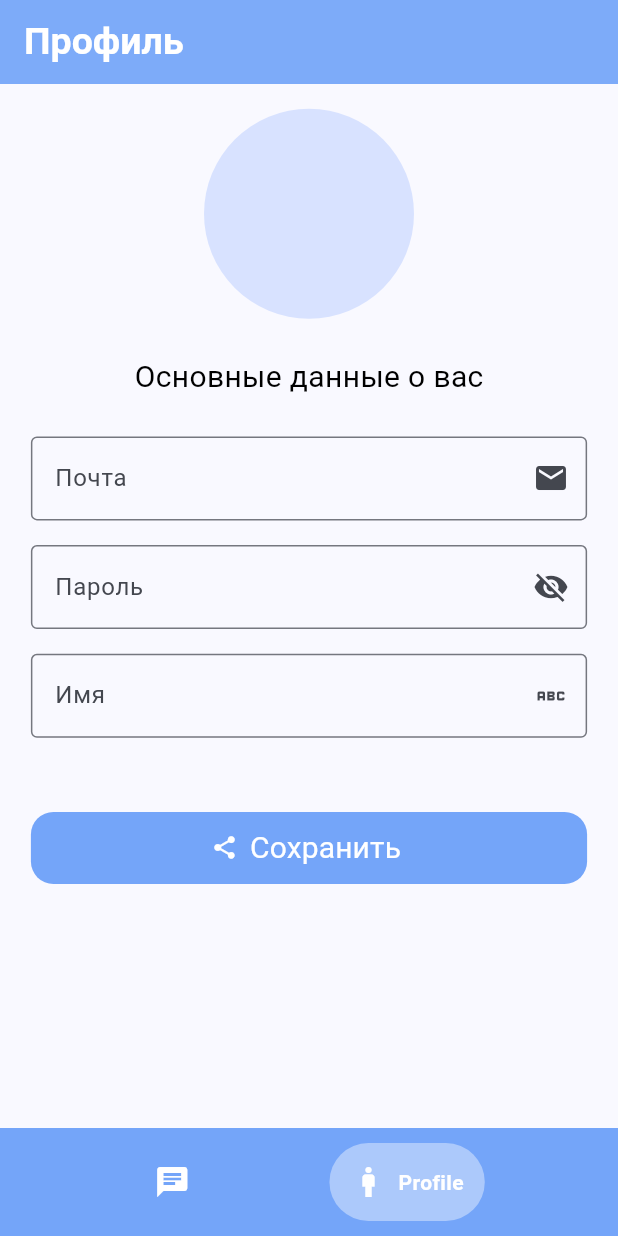
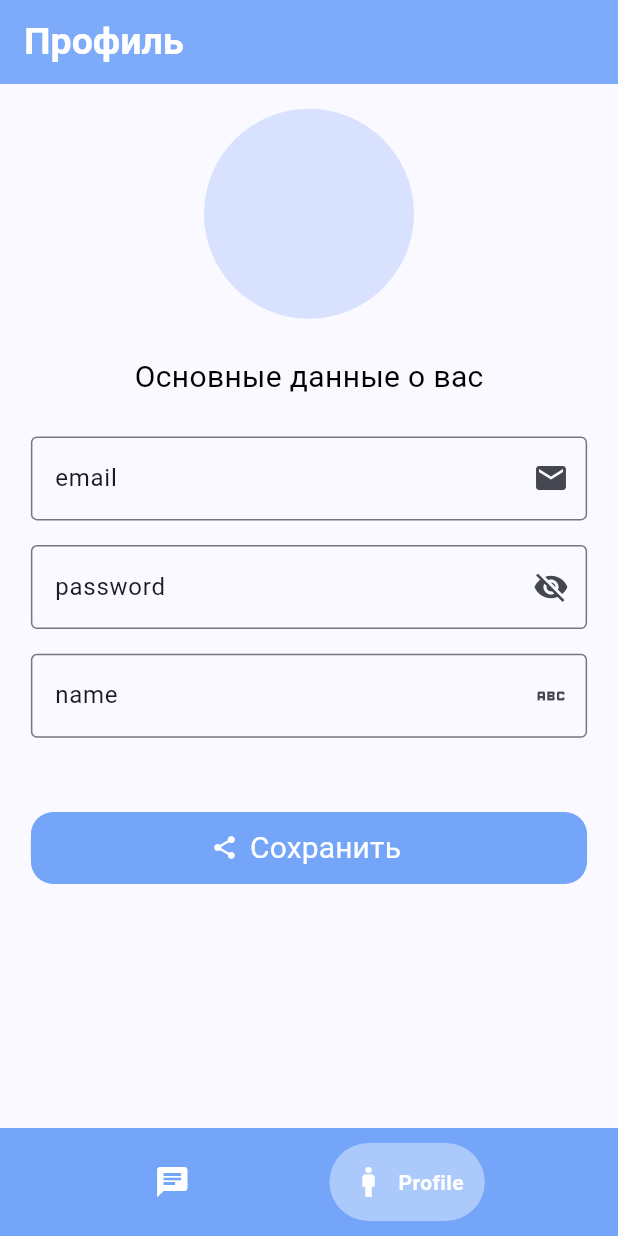
Before and after one commit to Bopleromn/chat_flutter, a Flutter app: the NavigationBar screen opened by its route, item 2 of the bottom bar chosen, on a phone screen of 412 x 824 dp. Run offline on Flutter 3.47's test engine with Material 3 defaults, Android fonts, the light colour scheme and no system bars; drawn by our look-alikes of google_nav_bar; our stand-ins replace dio, dropdown_button2, flutter_bloc, get_it, shared_preferences, sizer; accounts and stored records are empty; network calls fail; statements that could not run were skipped.

Commit message:
pls fix this ,brooooooo

```diff
--- a/lib/authentication/models/user_model.dart
+++ b/lib/authentication/models/user_model.dart
@@ -7,9 +7,9 @@ import 'package:dio/dio.dart';
 import '../../core/globals.dart' as globals;
 
 class UserModel{
-  late String email;
-  late String password;
-  late String name;
+  String email = 'email';
+  String password = 'password';
+  String name = 'name';
   late int id;
   late String verificationCode;
 
--- a/lib/chats/widgets/user_list_widget.dart
+++ b/lib/chats/widgets/user_list_widget.dart
@@ -31,7 +31,6 @@ Widget users_list_widget(BuildContext context, int index){
             Expanded(child: Container(),flex: 5,),
             Expanded(child: CircleAvatar(
               radius: 35,
-              backgroundImage: AssetImage('assets/manimage.png'),
             ),flex: 20,),
             Expanded(child: Container(),flex: 3,),
             Expanded(child: Container(
--- a/lib/navigation/navigation_bar.dart
+++ b/lib/navigation/navigation_bar.dart
@@ -1,3 +1,4 @@
+import 'package:authentication/authentication/models/user_model.dart';
 import 'package:authentication/chats/screens/chats_screen.dart';
 import 'package:authentication/profile/profile_screen.dart';
 import 'package:flutter/cupertino.dart';
@@ -12,8 +13,15 @@ class NavigationBar extends StatefulWidget {
 }
 
 class _NavigationBarState extends State<NavigationBar> {
+  UserModel model = UserModel();
     int _selectedIndex = 0;
     PageController _pageController = PageController();
+        @override
+    void initState() {
+      if(model.email != 'email' && model.email != null){
+              super.initState();
+      }
+    }
   @override
   Widget build(BuildContext context) {
     return Scaffold(
@@ -22,7 +30,7 @@ class _NavigationBarState extends State<NavigationBar> {
         controller: _pageController,
         children: [
           ChatsScreen(),
-          ProfileScreen()
+          ProfileScreen(email: model.email, password: model.password, username: model.name,)
         ],
       ),
       bottomNavigationBar: Container(
--- a/lib/profile/extensions/extension_profile_screen.dart
+++ b/lib/profile/extensions/extension_profile_screen.dart
@@ -1,9 +1,23 @@
 part of '../profile_screen.dart';
 
 extension on _ProfileScreenState{
-  void SetAllInformation (){
-    emailcontroller.text = model.email;
-    passwordlcontroller.text  = model.password;
-    namecontroller.text = model.name;
+  void GetAllInfo (){
+    setState(() {
+    emailcontroller.text = email;
+    passwordlcontroller.text  = password;
+    namecontroller.text = name;
+    });
+  }
+    void updatePasswordVisibility(){
+    if(passwordVisible == true){
+      passwordVisible = false;
+    }
+    else{
+      passwordVisible = true;
+    }
+
+    setState(() {
+      passwordVisible;
+    });
   }
 }
--- a/lib/profile/profile_screen.dart
+++ b/lib/profile/profile_screen.dart
@@ -8,18 +8,33 @@ import 'package:sizer/sizer.dart';
 part 'extensions/extension_profile_screen.dart';
 class ProfileScreen extends StatefulWidget {
 
-  const ProfileScreen({super.key});
-
   @override
-  State<ProfileScreen> createState() => _ProfileScreenState();
+  State<ProfileScreen> createState() => _ProfileScreenState(email: email,
+  password:  password, name: username);
+  late String username;
+  late String password;
+  late String email;
+  ProfileScreen(
+    {
+      required this.email,
+      required this.password,
+      required this.username
+    }
+  );
 }
 
 class _ProfileScreenState extends State<ProfileScreen> {
+  _ProfileScreenState({required this.email,required this.password,required this.name});
   UserModel model = UserModel();
   TextEditingController emailcontroller = TextEditingController();
   TextEditingController passwordlcontroller = TextEditingController();
   TextEditingController namecontroller = TextEditingController();
   TextEditingController phonecontroller = TextEditingController();
+      @override
+    void initState() {
+      GetAllInfo();
+      super.initState();
+    }
   @override
   Widget build(BuildContext context) {
     return Scaffold(
@@ -78,18 +93,7 @@ class _ProfileScreenState extends State<ProfileScreen> {
   }
 
   bool passwordVisible = false, isChecked = false;
-
-  void updatePasswordVisibility(){
-    if(passwordVisible == true){
-      passwordVisible = false;
-    }
-    else{
-      passwordVisible = true;
-    }
-
-    setState(() {
-      passwordVisible;
-    });
-  }
-
+  late String name;
+  late String email;
+  late String password;
 }
```
